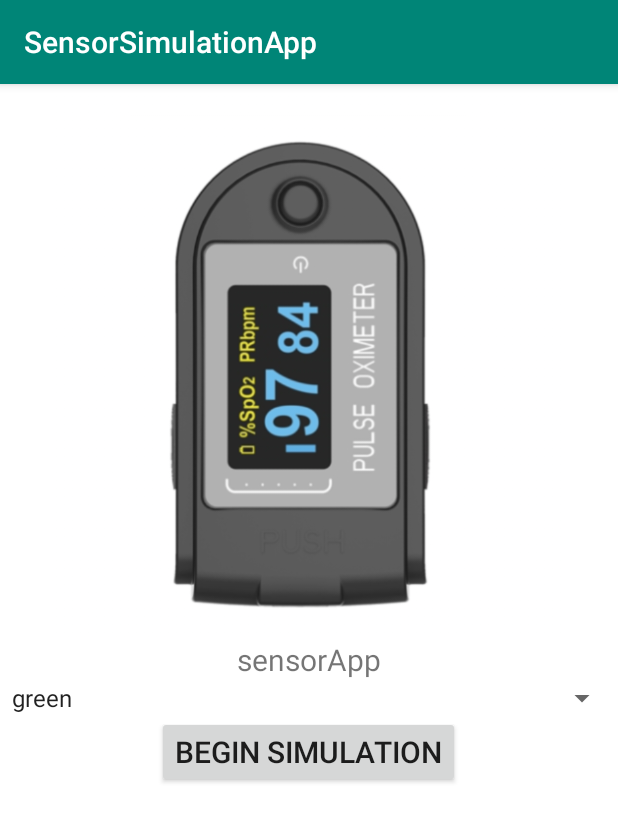
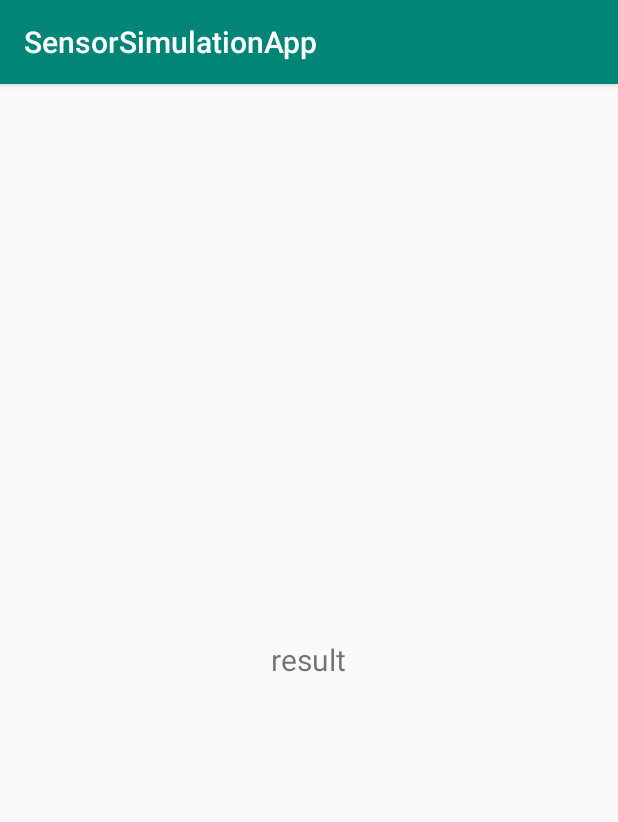
Before and after one commit to SKlimczuk/SensorSimulation, an Android app: the screen it shows after launch (MainActivity before the commit, SimulationResultActivity after it), after a tap on "BEGIN SIMULATION", on a phone screen of 412 x 824 dp. Shown: the top 822 px of the screen. Run offline under Robolectric (Android 15) with nearby library versions, the phone set to English and light mode, and no system bars.

Commit message:
sensor v1

```diff
--- a/app/src/main/AndroidManifest.xml
+++ b/app/src/main/AndroidManifest.xml
@@ -9,6 +9,7 @@
         android:roundIcon="@mipmap/ic_launcher_round"
         android:supportsRtl="true"
         android:theme="@style/AppTheme">
+        <activity android:name=".SimulationResultActivity"></activity>
         <activity android:name=".MainActivity">
             <intent-filter>
                 <action android:name="android.intent.action.MAIN" />
--- a/app/src/main/java/com/example/sensorsimulationapp/MainActivity.java
+++ b/app/src/main/java/com/example/sensorsimulationapp/MainActivity.java
@@ -1,14 +1,16 @@
 package com.example.sensorsimulationapp;
 
+import android.content.Intent;
 import android.support.v7.app.AppCompatActivity;
 import android.os.Bundle;
 import android.view.View;
+import android.widget.AdapterView;
+import android.widget.Spinner;
 
 import com.example.sensorsimulationapp.logic.SensorActivity;
 import com.example.sensorsimulationapp.logic.impl.DefaultSensorActivity;
 
 public class MainActivity extends AppCompatActivity {
-    SensorActivity sensorActivity = new DefaultSensorActivity();
 
     @Override
     protected void onCreate(Bundle savedInstanceState) {
@@ -17,9 +19,23 @@ public class MainActivity extends AppCompatActivity {
     }
 
     public void beginSimulation(View view) {
+        final Intent intent = new Intent(this, SimulationResultActivity.class);
+        Spinner statusSpinner = (Spinner) findViewById(R.id.statusSpinner);
 
-        //TODO: how to get values from activity
-        int saturationLevel = sensorActivity.generateBloodSaturation("random");
-        int pulse = sensorActivity.generateBloodSaturation("random");
+        //TODO: not necessary now, geting selected value from spinner
+        statusSpinner.setOnItemSelectedListener(new AdapterView.OnItemSelectedListener() {
+            @Override
+            public void onItemSelected(AdapterView<?> parent, View view, int position, long id) {
+                String patientStatus = parent.getItemAtPosition(position).toString();
+                intent.putExtra("patientStatus", patientStatus);
+            }
+
+            @Override
+            public void onNothingSelected(AdapterView<?> parent) {
+
+            }
+        });
+
+        startActivity(intent);
     }
 }
--- /dev/null
+++ b/app/src/main/java/com/example/sensorsimulationapp/SimulationResultActivity.java
@@ -0,0 +1,38 @@
+package com.example.sensorsimulationapp;
+
+import android.support.v7.app.AppCompatActivity;
+import android.os.Bundle;
+import android.widget.Toast;
+
+import com.example.sensorsimulationapp.logic.SensorActivity;
+import com.example.sensorsimulationapp.logic.impl.DefaultSensorActivity;
+import com.example.sensorsimulationapp.model.Sensor;
+
+public class SimulationResultActivity extends AppCompatActivity {
+
+    private final SensorActivity sensorActivity = new DefaultSensorActivity();
+
+    @Override
+    protected void onCreate(Bundle savedInstanceState) {
+        super.onCreate(savedInstanceState);
+        setContentView(R.layout.activity_simulation_result);
+    }
+
+    @Override
+    protected void onStart() {
+        super.onStart();
+
+        //TODO: think about type of intent extras: String or ENUM ???
+        Bundle bundle = getIntent().getExtras();
+
+        Sensor sensor = new Sensor();
+
+        sensor.setBloodSaturation(sensorActivity.generateBloodSaturation("random"));
+        sensor.setPulse(sensorActivity.generatePulse("random"));
+
+        Toast toast = Toast.makeText(this,
+                "Pulse : " + sensor.getPulse() + "\nSaturation lvl : " + sensor.getBloodSaturation(),
+                Toast.LENGTH_SHORT);
+        toast.show();
+    }
+}
--- a/app/src/main/java/com/example/sensorsimulationapp/logic/impl/DefaultSensorActivity.java
+++ b/app/src/main/java/com/example/sensorsimulationapp/logic/impl/DefaultSensorActivity.java
@@ -31,6 +31,8 @@ public class DefaultSensorActivity implements SensorActivity {
     @Override
     public int generateBloodSaturation(String patientStatus) {
         //TODO: investigate what is the correct saturation level value for specific patients status
-        return 0;
+        Random random = new Random();
+        int saturationLevel = random.nextInt(100) + 1;
+        return saturationLevel;
     }
 }
--- a/app/src/main/java/com/example/sensorsimulationapp/model/Sensor.java
+++ b/app/src/main/java/com/example/sensorsimulationapp/model/Sensor.java
@@ -1,19 +1,17 @@
 package com.example.sensorsimulationapp.model;
 
+import java.util.concurrent.atomic.AtomicInteger;
+
 public class Sensor {
+    //thread safety generation of integer id
+    private static AtomicInteger nextId = new AtomicInteger();
+
     private int id;
     private int pulse;
     private int bloodSaturation;
 
     public Sensor() {
-    }
-
-    public Sensor(int id,
-                  int pulse,
-                  int bloodSaturation) {
-        this.id = id;
-        this.pulse = pulse;
-        this.bloodSaturation = bloodSaturation;
+        this.id = nextId.incrementAndGet();
     }
 
     public int getId() {
--- /dev/null
+++ b/app/src/main/res/layout/activity_simulation_result.xml
@@ -0,0 +1,16 @@
+<?xml version="1.0" encoding="utf-8"?>
+<RelativeLayout xmlns:android="http://schemas.android.com/apk/res/android"
+    xmlns:tools="http://schemas.android.com/tools"
+    android:layout_width="match_parent"
+    android:layout_height="match_parent"
+    tools:context=".SimulationResultActivity">
+
+    <TextView
+        android:id="@+id/activityTitle"
+        android:layout_width="wrap_content"
+        android:layout_height="wrap_content"
+        android:text="@string/activityTitle"
+        android:textSize="20sp"
+        android:layout_centerInParent="true"/>
+
+</RelativeLayout>
--- a/app/src/main/res/values/strings.xml
+++ b/app/src/main/res/values/strings.xml
@@ -3,6 +3,7 @@
     <string name="begin_simulation">begin simulation</string>
     <string name="title_simulation">sensorApp</string>
     <string name="chooseOptionSpinner">choose option</string>
+    <string name="activityTitle">result</string>
     <string-array name="patientStatus">
         <item>green</item>
         <item>yellow</item>
```
